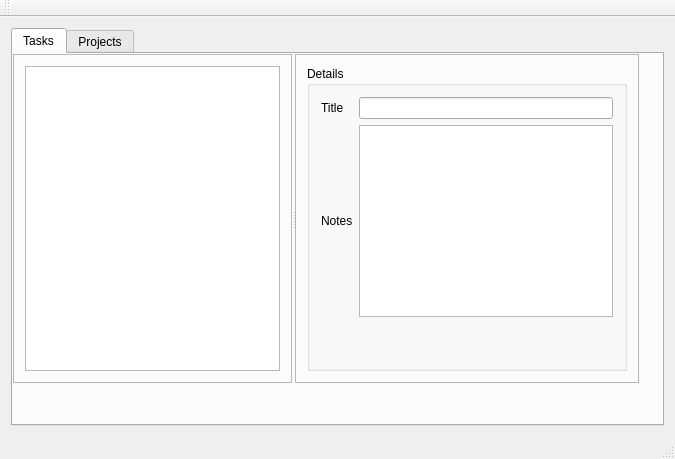
Old version of the form src/taskapp.ui in the repository campbellmbrown/task-app.
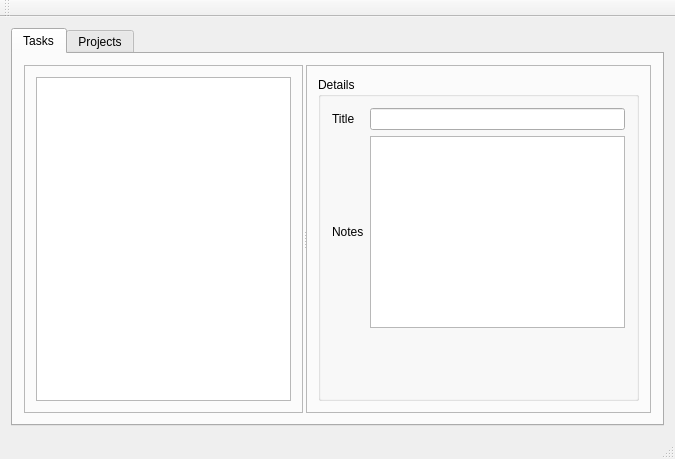
New version of the form.

Commit message: Dynamic resizing

What changed in the file:
```diff
--- a/src/taskapp.ui
+++ b/src/taskapp.ui
@@ -20,11 +20,13 @@
       <property name="currentIndex">
        <number>0</number>
       </property>
-      <widget class="QWidget" name="taskListTab">
+      <widget class="QWidget" name="tasksTab">
        <attribute name="title">
         <string>Tasks</string>
        </attribute>
-       <widget class="QSplitter" name="taskListSplitter">
+       <layout class="QGridLayout" name="tasksTabLayout">
+        <item row="0" column="0">
+         <widget class="QSplitter" name="tasksSplitter">
         <property name="frameShadow">
          <enum>QFrame::Plain</enum>
         </property>
@@ -112,6 +114,8 @@
          </layout>
         </widget>
        </widget>
+        </item>
+       </layout>
       </widget>
       <widget class="QWidget" name="taskListTab">
        <attribute name="title">
```
Lines whose indentation alone changed are shown as unchanged. The commit also changes 1 other file.
